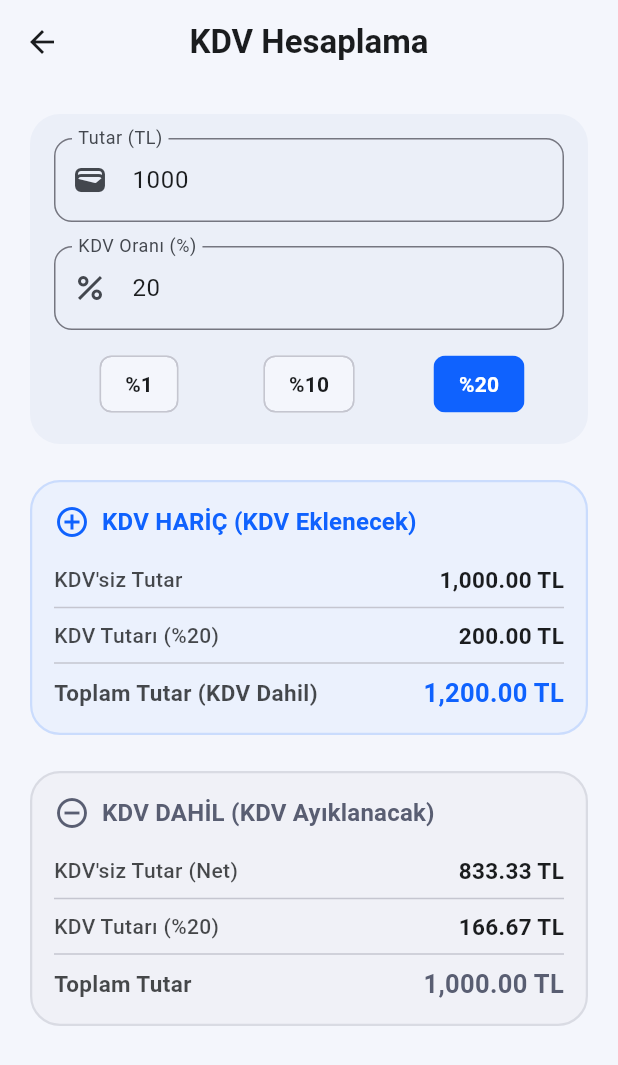
After one commit to ArdaBolukbasi/hesapmakinesi, a Flutter app: the screen it shows after launch, after a tap on the "receipt long" icon, on a phone screen of 412 x 824 dp. The commit adds this screen. Shown: the top 1065 px of the screen. Run offline on Flutter 3.47's test engine with Material 3 defaults, Android fonts, the phone set to English and light mode, and no system bars; our stand-ins replace auto_size_text, flutter_riverpod, math_expressions, shared_preferences.

Commit message:
Add VAT Calculator Screen and Redesign Header Controls

```diff
--- a/lib/screens/calculator_screen.dart
+++ b/lib/screens/calculator_screen.dart
@@ -7,6 +7,7 @@ import '../providers/calculator_provider.dart';
 import '../widgets/calculator_display.dart';
 import '../widgets/calculator_keypad.dart';
 import '../widgets/history_tape.dart';
+import 'vat_calculator_screen.dart';
 
 class CalculatorScreen extends ConsumerWidget {
   const CalculatorScreen({super.key});
@@ -83,6 +84,18 @@ class CalculatorScreen extends ConsumerWidget {
         ),
         centerTitle: true,
         actions: [
+          IconButton(
+            icon: const Icon(Icons.receipt_long),
+            tooltip: 'KDV Hesaplama',
+            onPressed: () {
+              Navigator.push(
+                context,
+                MaterialPageRoute(
+                  builder: (context) => const VatCalculatorScreen(),
+                ),
+              );
+            },
+          ),
           // 3. Calculator Mode Selection Icon in TOP-RIGHT corner
           PopupMenuButton<bool>(
             icon: const Icon(Icons.calculate_outlined),
--- /dev/null
+++ b/lib/screens/vat_calculator_screen.dart
@@ -0,0 +1,309 @@
+// File: lib/screens/vat_calculator_screen.dart
+
+import 'package:flutter/material.dart';
+
+class VatCalculatorScreen extends StatefulWidget {
+  const VatCalculatorScreen({super.key});
+
+  @override
+  State<VatCalculatorScreen> createState() => _VatCalculatorScreenState();
+}
+
+class _VatCalculatorScreenState extends State<VatCalculatorScreen> {
+  final TextEditingController _amountController = TextEditingController(text: '1000');
+  final TextEditingController _rateController = TextEditingController(text: '20');
+
+  double _amount = 1000.0;
+  double _vatRate = 20.0;
+
+  @override
+  void initState() {
+    super.initState();
+    _calculate();
+  }
+
+  @override
+  void dispose() {
+    _amountController.dispose();
+    _rateController.dispose();
+    super.dispose();
+  }
+
+  void _calculate() {
+    final cleanAmount = _amountController.text.replaceAll(',', '');
+    setState(() {
+      _amount = double.tryParse(cleanAmount) ?? 0.0;
+      _vatRate = double.tryParse(_rateController.text) ?? 0.0;
+    });
+  }
+
+  String _formatCurrency(double value) {
+    if (value.isNaN || value.isInfinite) return "0.00";
+
+    // Split integer and decimal parts
+    final String fixed = value.toStringAsFixed(2);
+    final List<String> parts = fixed.split('.');
+    String integerPart = parts[0];
+    final String decimalPart = parts[1];
+
+    final bool isNegative = integerPart.startsWith('-');
+    if (isNegative) {
+      integerPart = integerPart.substring(1);
+    }
+
+    // Add thousands separators
+    final RegExp reg = RegExp(r'(\d{1,3})(?=(\d{3})+(?!\d))');
+    integerPart = integerPart.replaceAllMapped(reg, (Match m) => '${m[1]},');
+
+    return '${isNegative ? '-' : ''}$integerPart.$decimalPart';
+  }
+
+  @override
+  Widget build(BuildContext context) {
+    final theme = Theme.of(context);
+
+    // KDV HARIÇ Calculations (Adding KDV to Base Amount)
+    final double addedVatAmount = _amount * (_vatRate / 100);
+    final double addedTotalAmount = _amount + addedVatAmount;
+
+    // KDV DAHİL Calculations (Extracting KDV from Total Amount)
+    final double extractedBaseAmount = _amount / (1 + (_vatRate / 100));
+    final double extractedVatAmount = _amount - extractedBaseAmount;
+
+    return Scaffold(
+      backgroundColor: theme.colorScheme.surface,
+      appBar: AppBar(
+        title: const Text(
+          'KDV Hesaplama',
+          style: TextStyle(fontWeight: FontWeight.bold),
+        ),
+        centerTitle: true,
+        leading: IconButton(
+          icon: const Icon(Icons.arrow_back),
+          onPressed: () => Navigator.pop(context),
+        ),
+      ),
+      body: SafeArea(
+        child: SingleChildScrollView(
+          padding: const EdgeInsets.all(16.0),
+          child: Column(
+            crossAxisAlignment: CrossAxisAlignment.stretch,
+            children: [
+              // -------------------------------------------------------------
+              // INPUT SECTION
+              // -------------------------------------------------------------
+              Card(
+                elevation: 0,
+                color: theme.colorScheme.surfaceContainerHigh,
+                shape: RoundedRectangleBorder(
+                  borderRadius: BorderRadius.circular(20),
+                ),
+                child: Padding(
+                  padding: const EdgeInsets.all(16.0),
+                  child: Column(
+                    crossAxisAlignment: CrossAxisAlignment.stretch,
+                    children: [
+                      // Amount Input (Tutar)
+                      TextField(
+                        controller: _amountController,
+                        keyboardType: const TextInputType.numberWithOptions(decimal: true),
+                        decoration: InputDecoration(
+                          labelText: 'Tutar (TL)',
+                          hintText: 'Hesaplanacak tutarı girin',
+                          border: OutlineInputBorder(
+                            borderRadius: BorderRadius.circular(12),
+                          ),
+                          prefixIcon: const Icon(Icons.wallet),
+                        ),
+                        onChanged: (val) => _calculate(),
+                      ),
+                      const SizedBox(height: 16),
+
+                      // VAT Rate Input (KDV Oranı)
+                      Row(
+                        children: [
+                          Expanded(
+                            child: TextField(
+                              controller: _rateController,
+                              keyboardType: const TextInputType.numberWithOptions(decimal: true),
+                              decoration: InputDecoration(
+                                labelText: 'KDV Oranı (%)',
+                                hintText: 'KDV oranını girin',
+                                border: OutlineInputBorder(
+                                  borderRadius: BorderRadius.circular(12),
+                                ),
+                                prefixIcon: const Icon(Icons.percent),
+                              ),
+                              onChanged: (val) => _calculate(),
+                            ),
+                          ),
+                        ],
+                      ),
+                      const SizedBox(height: 12),
+
+                      // Quick VAT Rate Buttons (%1, %10, %20)
+                      Row(
+                        mainAxisAlignment: MainAxisAlignment.spaceEvenly,
+                        children: [1, 10, 20].map((rate) {
+                          final isSelected = _vatRate == rate;
+                          return Expanded(
+                            child: Padding(
+                              padding: const EdgeInsets.symmetric(horizontal: 4.0),
+                              child: ChoiceChip(
+                                label: Text(
+                                  '%$rate',
+                                  style: TextStyle(
+                                    fontWeight: FontWeight.bold,
+                                    color: isSelected
+                                        ? theme.colorScheme.onPrimary
+                                        : theme.colorScheme.onSurface,
+                                  ),
+                                ),
+                                selected: isSelected,
+                                selectedColor: theme.colorScheme.primary,
+                                backgroundColor: theme.colorScheme.surface,
+                                showCheckmark: false,
+                                onSelected: (selected) {
+                                  if (selected) {
+                                    _rateController.text = rate.toString();
+                                    _calculate();
+                                  }
+                                },
+                              ),
+                            ),
+                          );
+                        }).toList(),
+                      ),
+                    ],
+                  ),
+                ),
+              ),
+              const SizedBox(height: 16),
+
+              // -------------------------------------------------------------
+              // OUTPUT SECTION 1: KDV HARİÇ (KDV Ekleme)
+              // -------------------------------------------------------------
+              Card(
+                elevation: 0,
+                color: theme.colorScheme.primaryContainer.withValues(alpha: 0.25),
+                shape: RoundedRectangleBorder(
+                  borderRadius: BorderRadius.circular(20),
+                  side: BorderSide(
+                    color: theme.colorScheme.primary.withValues(alpha: 0.15),
+                    width: 1.5,
+                  ),
+                ),
+                child: Padding(
+                  padding: const EdgeInsets.all(16.0),
+                  child: Column(
+                    crossAxisAlignment: CrossAxisAlignment.start,
+                    children: [
+                      Row(
+                        children: [
+                          Icon(Icons.add_circle_outline, color: theme.colorScheme.primary),
+                          const SizedBox(width: 8),
+                          Text(
+                            'KDV HARİÇ (KDV Eklenecek)',
+                            style: theme.textTheme.titleMedium?.copyWith(
+                              fontWeight: FontWeight.bold,
+                              color: theme.colorScheme.primary,
+                            ),
+                          ),
+                        ],
+                      ),
+                      const SizedBox(height: 16),
+                      _buildRowResult('KDV\'siz Tutar', _formatCurrency(_amount), theme),
+                      const Divider(height: 16),
+                      _buildRowResult('KDV Tutarı (%${_vatRate.toStringAsFixed(0)})', _formatCurrency(addedVatAmount), theme),
+                      const Divider(height: 16),
+                      _buildRowResult(
+                        'Toplam Tutar (KDV Dahil)',
+                        _formatCurrency(addedTotalAmount),
+                        theme,
+                        isTotal: true,
+                        valueColor: theme.colorScheme.primary,
+                      ),
+                    ],
+                  ),
+                ),
+              ),
+              const SizedBox(height: 16),
+
+              // -------------------------------------------------------------
+              // OUTPUT SECTION 2: KDV DAHİL (KDV Ayıklama)
+              // -------------------------------------------------------------
+              Card(
+                elevation: 0,
+                color: theme.colorScheme.secondaryContainer.withValues(alpha: 0.25),
+                shape: RoundedRectangleBorder(
+                  borderRadius: BorderRadius.circular(20),
+                  side: BorderSide(
+                    color: theme.colorScheme.secondary.withValues(alpha: 0.15),
+                    width: 1.5,
+                  ),
+                ),
+                child: Padding(
+                  padding: const EdgeInsets.all(16.0),
+                  child: Column(
+                    crossAxisAlignment: CrossAxisAlignment.start,
+                    children: [
+                      Row(
+                        children: [
+                          Icon(Icons.remove_circle_outline, color: theme.colorScheme.secondary),
+                          const SizedBox(width: 8),
+                          Text(
+                            'KDV DAHİL (KDV Ayıklanacak)',
+                            style: theme.textTheme.titleMedium?.copyWith(
+                              fontWeight: FontWeight.bold,
+                              color: theme.colorScheme.secondary,
+                            ),
+                          ),
+                        ],
+                      ),
+                      const SizedBox(height: 16),
+                      _buildRowResult('KDV\'siz Tutar (Net)', _formatCurrency(extractedBaseAmount), theme),
+                      const Divider(height: 16),
+                      _buildRowResult('KDV Tutarı (%${_vatRate.toStringAsFixed(0)})', _formatCurrency(extractedVatAmount), theme),
+                      const Divider(height: 16),
+                      _buildRowResult(
+                        'Toplam Tutar',
+                        _formatCurrency(_amount),
+                        theme,
+                        isTotal: true,
+                        valueColor: theme.colorScheme.secondary,
+                      ),
+                    ],
+                  ),
+                ),
+              ),
+            ],
+          ),
+        ),
+      ),
+    );
+  }
+
+  Widget _buildRowResult(String label, String value, ThemeData theme, {bool isTotal = false, Color? valueColor}) {
+    return Row(
+      mainAxisAlignment: MainAxisAlignment.spaceBetween,
+      children: [
+        Text(
+          label,
+          style: TextStyle(
+            fontWeight: isTotal ? FontWeight.bold : FontWeight.w500,
+            fontSize: isTotal ? 15 : 14,
+            color: theme.colorScheme.onSurface.withValues(alpha: 0.8),
+          ),
+        ),
+        Text(
+          '$value TL',
+          style: TextStyle(
+            fontWeight: FontWeight.bold,
+            fontSize: isTotal ? 17 : 15,
+            color: valueColor ?? theme.colorScheme.onSurface,
+          ),
+        ),
+      ],
+    );
+  }
+}
```
